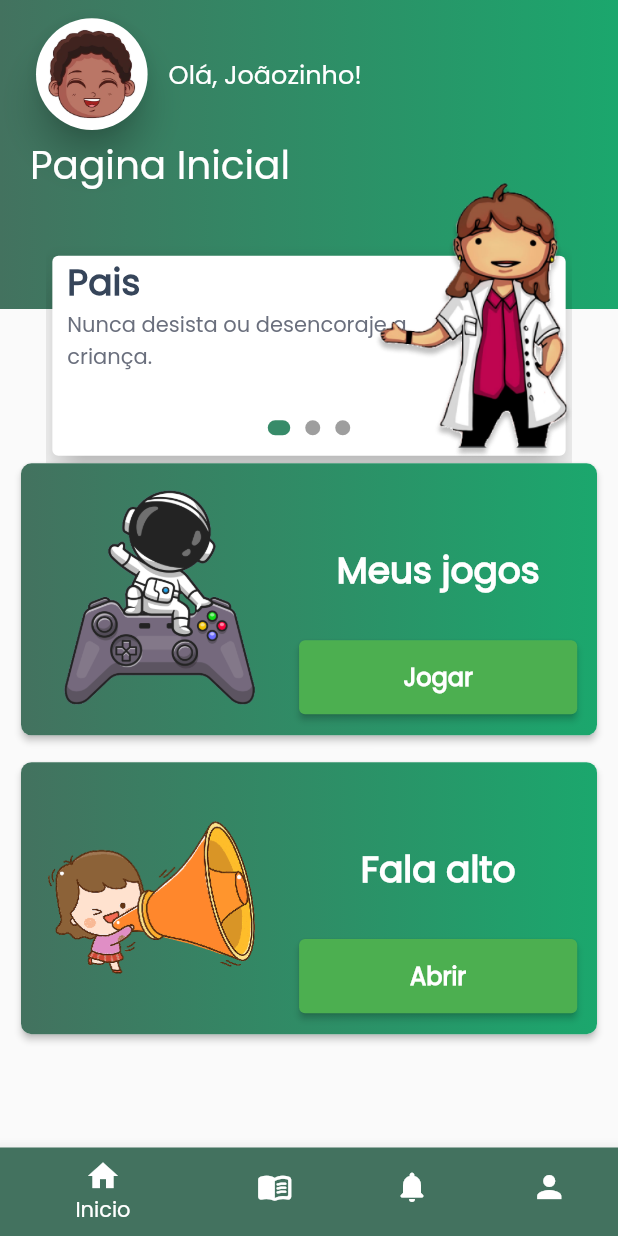
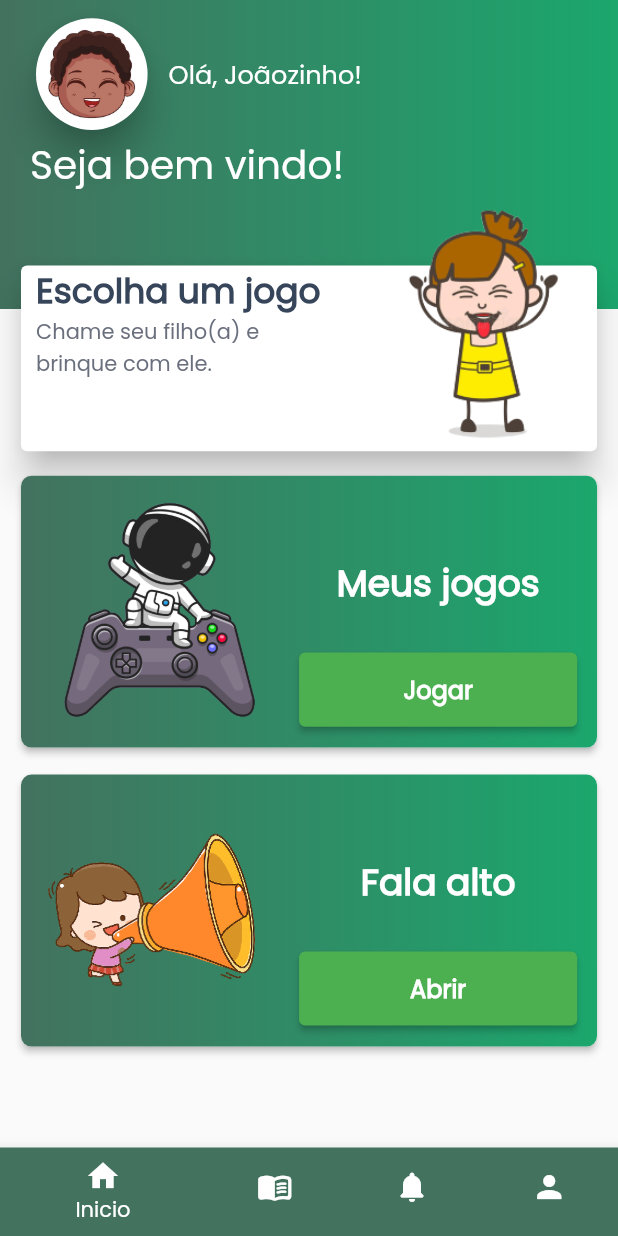
Before and after one commit to WemersonDamasceno/fono-play-tcc, a Flutter app: the screen it shows after launch, on a phone screen of 412 x 824 dp. Run offline on Flutter 3.47's test engine with Material 2 defaults, Android fonts, the phone set to English and light mode, and no system bars; our stand-ins replace flutter_mobx, mobx; generated files the repository leaves out were written again.

Commit message:
Melhorando a tela inicial do ap

```diff
--- a/lib/src/pages/paciente/home/1_inicio/inicio_paciente_page.dart
+++ b/lib/src/pages/paciente/home/1_inicio/inicio_paciente_page.dart
@@ -1,4 +1,5 @@
 import 'package:flutter/material.dart';
+import 'package:fonoplay/src/constants/constants_colors.dart';
 import 'package:fonoplay/src/pages/paciente/home/1_inicio/widgets/banner/banner_widget.dart';
 import 'package:fonoplay/src/pages/widgets/cabecalho_widget.dart';
 import 'package:fonoplay/src/pages/widgets/container_gradiente_widget.dart';
@@ -21,18 +22,59 @@ class InicioPacientePage extends StatelessWidget {
             child: const CabecalhoWidget(
               imagemPerfil: "assets/images/avatar_01.png",
               nomeCrianca: "Joãozinho",
-              titulo: "Pagina Inicial",
+              titulo: "Seja bem vindo!",
             ),
           ),
         ),
         Positioned(
-          top: size.height * 0.1,
+          top: size.height * 0.21,
           right: 0,
           left: 0,
-          child: const BannerWidget(),
+          child: Padding(
+            padding: const EdgeInsets.symmetric(horizontal: 10),
+            child: SizedBox(
+              height: size.height * 0.16,
+              child: Card(
+                color: Colors.white,
+                elevation: 10,
+                child: Padding(
+                  padding: const EdgeInsets.symmetric(horizontal: 10),
+                  child: Column(
+                    crossAxisAlignment: CrossAxisAlignment.start,
+                    children: const [
+                      Text(
+                        "Escolha um jogo",
+                        style: TextStyle(
+                          color: ConstantColor.titlesColor,
+                          fontSize: 23,
+                          fontWeight: FontWeight.bold,
+                        ),
+                      ),
+                      SizedBox(
+                        child: Text(
+                          "Chame seu filho(a) e \nbrinque com ele.",
+                          style: TextStyle(color: ConstantColor.descricaoColor),
+                          textAlign: TextAlign.start,
+                        ),
+                      ),
+                    ],
+                  ),
+                ),
+              ),
+            ),
+          ),
         ),
         Positioned(
-          top: size.height * .37,
+          top: size.height * 0.15,
+          right: 0,
+          left: size.width * 0.56,
+          child: Image.asset(
+            "assets/images/brincando_com_a_lingua.png",
+            width: size.width * 0.45,
+          ),
+        ),
+        Positioned(
+          top: size.height * .38,
           right: 0,
           left: 0,
           child: Padding(
--- a/lib/src/pages/paciente/home/1_inicio/widgets/banner/banner_carousel_widget.dart
+++ b/lib/src/pages/paciente/home/1_inicio/widgets/banner/banner_carousel_widget.dart
@@ -48,9 +48,7 @@ class PageSlide extends StatelessWidget {
     return AnimatedContainer(
       duration: const Duration(milliseconds: 300),
       margin: EdgeInsets.fromLTRB(0, top, 0, 30),
-      child: Stack(
-        children: [
-          SizedBox(
+      child: SizedBox(
         width: size.width,
         height: size.height * 0.18,
         child: Card(
@@ -87,8 +85,6 @@ class PageSlide extends StatelessWidget {
           ),
         ),
       ),
-        ],
-      ),
     );
   }
 }
--- a/lib/src/pages/paciente/home/1_inicio/widgets/banner/banner_widget.dart
+++ b/lib/src/pages/paciente/home/1_inicio/widgets/banner/banner_widget.dart
@@ -2,7 +2,6 @@ import 'package:flutter/material.dart';
 import 'package:fonoplay/src/pages/paciente/home/1_inicio/widgets/banner/banner_carousel_widget.dart';
 import 'package:fonoplay/src/pages/paciente/home/1_inicio/widgets/banner/item_banner_model.dart';
 import 'package:fonoplay/src/pages/screens_intro/view/widgets/bolinhas_row.dart';
-import '/src/constants/constants_colors.dart';
 
 class BannerWidget extends StatefulWidget {
   const BannerWidget({Key? key}) : super(key: key);
```
Also changed, not shown: lib/src/pages/paciente/home/2_artigos/artigos_paciente_page.dart (+24 -3 lines). Lines whose indentation alone changed are shown as unchanged.
